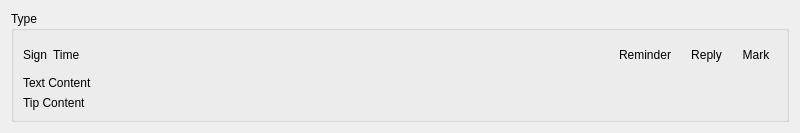
up1and/tafor, file tafor/ui/qt/main_recent.ui: the form before one commit.
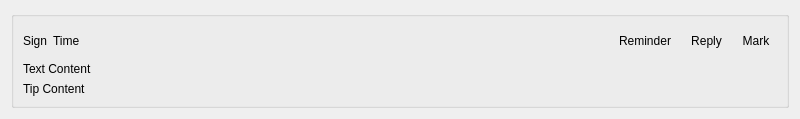
The form after the commit.

```diff
--- a/tafor/ui/qt/main_recent.ui
+++ b/tafor/ui/qt/main_recent.ui
@@ -22,9 +22,6 @@
   <layout class="QVBoxLayout" name="verticalLayout">
    <item>
     <widget class="QGroupBox" name="group">
-     <property name="title">
-      <string notr="true">Type</string>
-     </property>
      <layout class="QVBoxLayout" name="groupLayout">
       <item>
        <widget class="QWidget" name="toolsWidget" native="true">
```
